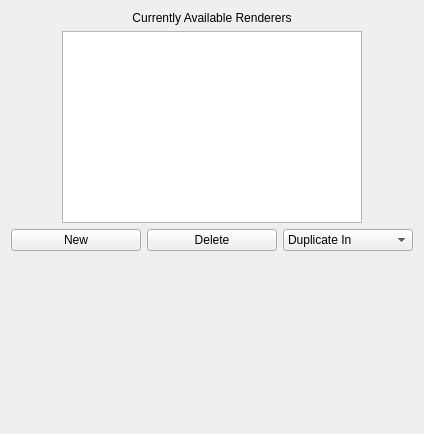
Qt form apps/vaporgui/guis/ui/renderselector.ui (yyr/vapor) before a commit.
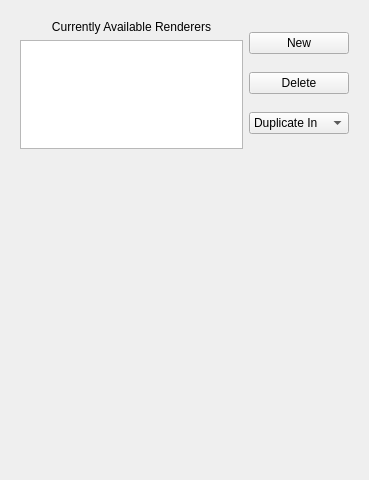
The same form after that commit.

Patch:
```diff
--- a/apps/vaporgui/guis/ui/renderselector.ui
+++ b/apps/vaporgui/guis/ui/renderselector.ui
@@ -6,17 +6,39 @@
    <rect>
     <x>0</x>
     <y>0</y>
-    <width>424</width>
-    <height>434</height>
+    <width>369</width>
+    <height>480</height>
    </rect>
   </property>
   <property name="windowTitle">
    <string>Form</string>
   </property>
-  <layout class="QHBoxLayout" name="horizontalLayout_2">
+  <layout class="QHBoxLayout" name="horizontalLayout">
    <item>
     <layout class="QVBoxLayout" name="verticalLayout">
      <item>
+      <widget class="QFrame" name="frame">
+       <property name="maximumSize">
+        <size>
+         <width>16777215</width>
+         <height>150</height>
+        </size>
+       </property>
+       <property name="frameShape">
+        <enum>QFrame::NoFrame</enum>
+       </property>
+       <property name="frameShadow">
+        <enum>QFrame::Plain</enum>
+       </property>
+       <property name="lineWidth">
+        <number>0</number>
+       </property>
+       <layout class="QHBoxLayout" name="horizontalLayout_3">
+        <item>
+         <layout class="QHBoxLayout" name="horizontalLayout_2">
+          <item>
+           <layout class="QVBoxLayout" name="verticalLayout_2">
+            <item>
       <widget class="QLabel" name="label">
        <property name="text">
         <string>Currently Available Renderers</string>
@@ -27,25 +49,16 @@
       </widget>
      </item>
      <item>
-      <layout class="QHBoxLayout" name="horizontalLayout_4">
-       <item>
-        <spacer name="horizontalSpacer_3">
-         <property name="orientation">
-          <enum>Qt::Horizontal</enum>
-         </property>
-         <property name="sizeHint" stdset="0">
-          <size>
-           <width>40</width>
-           <height>20</height>
-          </size>
-         </property>
-        </spacer>
-       </item>
-       <item>
         <widget class="QTableWidget" name="tableWidget">
          <property name="minimumSize">
           <size>
-           <width>300</width>
+                <width>200</width>
+                <height>100</height>
+               </size>
+              </property>
+              <property name="maximumSize">
+               <size>
+                <width>600</width>
            <height>150</height>
           </size>
          </property>
@@ -54,25 +67,30 @@
          </attribute>
         </widget>
        </item>
-       <item>
-        <spacer name="horizontalSpacer_4">
-         <property name="orientation">
-          <enum>Qt::Horizontal</enum>
-         </property>
-         <property name="sizeHint" stdset="0">
-          <size>
-           <width>40</width>
-           <height>20</height>
-          </size>
-         </property>
-        </spacer>
-       </item>
       </layout>
      </item>
      <item>
-      <layout class="QHBoxLayout" name="horizontalLayout">
+           <layout class="QVBoxLayout" name="verticalLayout_3">
        <item>
         <widget class="QPushButton" name="newButton">
+              <property name="sizePolicy">
+               <sizepolicy hsizetype="Minimum" vsizetype="Fixed">
+                <horstretch>0</horstretch>
+                <verstretch>0</verstretch>
+               </sizepolicy>
+              </property>
+              <property name="minimumSize">
+               <size>
+                <width>100</width>
+                <height>0</height>
+               </size>
+              </property>
+              <property name="maximumSize">
+               <size>
+                <width>150</width>
+                <height>16777215</height>
+               </size>
+              </property>
          <property name="text">
           <string>New</string>
          </property>
@@ -80,6 +98,24 @@
        </item>
        <item>
         <widget class="QPushButton" name="deleteButton">
+              <property name="sizePolicy">
+               <sizepolicy hsizetype="Minimum" vsizetype="Fixed">
+                <horstretch>0</horstretch>
+                <verstretch>0</verstretch>
+               </sizepolicy>
+              </property>
+              <property name="minimumSize">
+               <size>
+                <width>100</width>
+                <height>0</height>
+               </size>
+              </property>
+              <property name="maximumSize">
+               <size>
+                <width>150</width>
+                <height>16777215</height>
+               </size>
+              </property>
          <property name="text">
           <string>Delete</string>
          </property>
@@ -87,6 +123,24 @@
        </item>
        <item>
         <widget class="QComboBox" name="dupCombo">
+              <property name="sizePolicy">
+               <sizepolicy hsizetype="Minimum" vsizetype="Fixed">
+                <horstretch>0</horstretch>
+                <verstretch>0</verstretch>
+               </sizepolicy>
+              </property>
+              <property name="minimumSize">
+               <size>
+                <width>100</width>
+                <height>0</height>
+               </size>
+              </property>
+              <property name="maximumSize">
+               <size>
+                <width>150</width>
+                <height>16777215</height>
+               </size>
+              </property>
          <item>
           <property name="text">
            <string>Duplicate In</string>
@@ -101,13 +155,75 @@
        </item>
       </layout>
      </item>
+         </layout>
+        </item>
+       </layout>
+      </widget>
+     </item>
      <item>
-      <widget class="QStackedWidget" name="stackedWidget">
-       <property name="currentIndex">
+      <spacer name="verticalSpacer">
+       <property name="orientation">
+        <enum>Qt::Vertical</enum>
+       </property>
+       <property name="sizeType">
+        <enum>QSizePolicy::Fixed</enum>
+       </property>
+       <property name="sizeHint" stdset="0">
+        <size>
+         <width>20</width>
+         <height>5</height>
+        </size>
+       </property>
+      </spacer>
+     </item>
+     <item>
+      <widget class="QFrame" name="frame_2">
+       <property name="minimumSize">
+        <size>
+         <width>0</width>
+         <height>300</height>
+        </size>
+       </property>
+       <property name="frameShape">
+        <enum>QFrame::NoFrame</enum>
+       </property>
+       <property name="frameShadow">
+        <enum>QFrame::Raised</enum>
+       </property>
+       <property name="lineWidth">
         <number>0</number>
        </property>
-       <widget class="QWidget" name="widget"/>
-       <widget class="QWidget" name="page_4"/>
+       <layout class="QHBoxLayout" name="horizontalLayout_4">
+        <item>
+         <widget class="QScrollArea" name="scrollArea">
+          <property name="frameShape">
+           <enum>QFrame::NoFrame</enum>
+          </property>
+          <property name="frameShadow">
+           <enum>QFrame::Plain</enum>
+          </property>
+          <property name="lineWidth">
+           <number>0</number>
+          </property>
+          <property name="widgetResizable">
+           <bool>true</bool>
+          </property>
+          <property name="alignment">
+           <set>Qt::AlignLeading|Qt::AlignLeft|Qt::AlignTop</set>
+          </property>
+          <widget class="QWidget" name="scrollAreaWidgetContents">
+           <property name="geometry">
+            <rect>
+             <x>0</x>
+             <y>0</y>
+             <width>331</width>
+             <height>282</height>
+            </rect>
+           </property>
+          </widget>
+         </widget>
+        </item>
+       </layout>
       </widget>
      </item>
     </layout>
```
Lines whose indentation alone changed are shown as unchanged.
